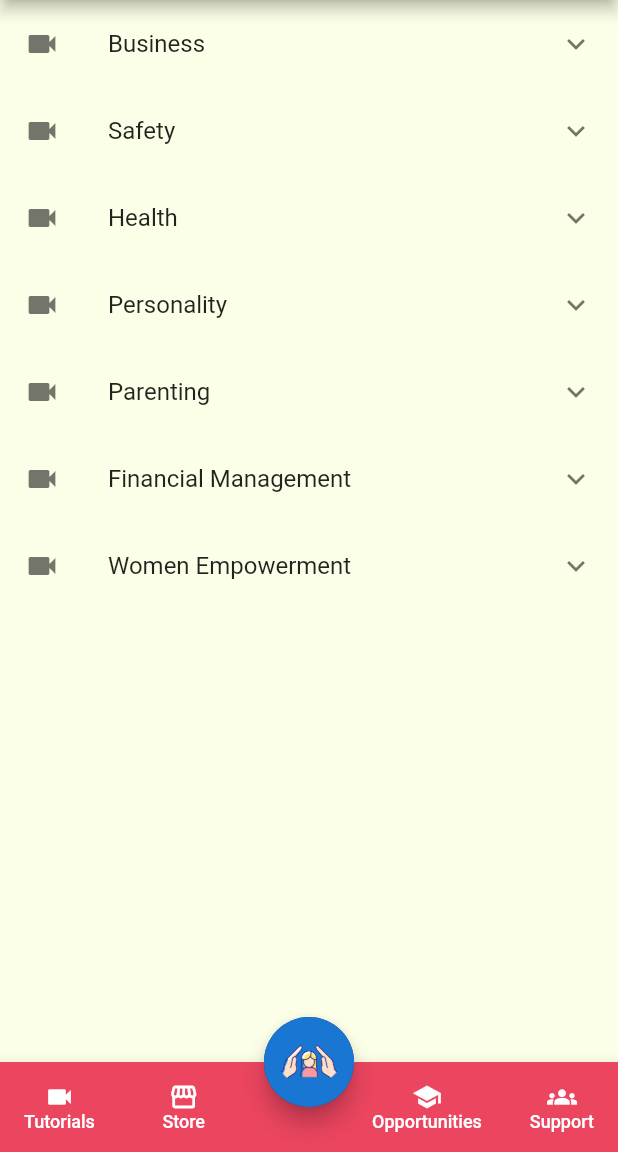
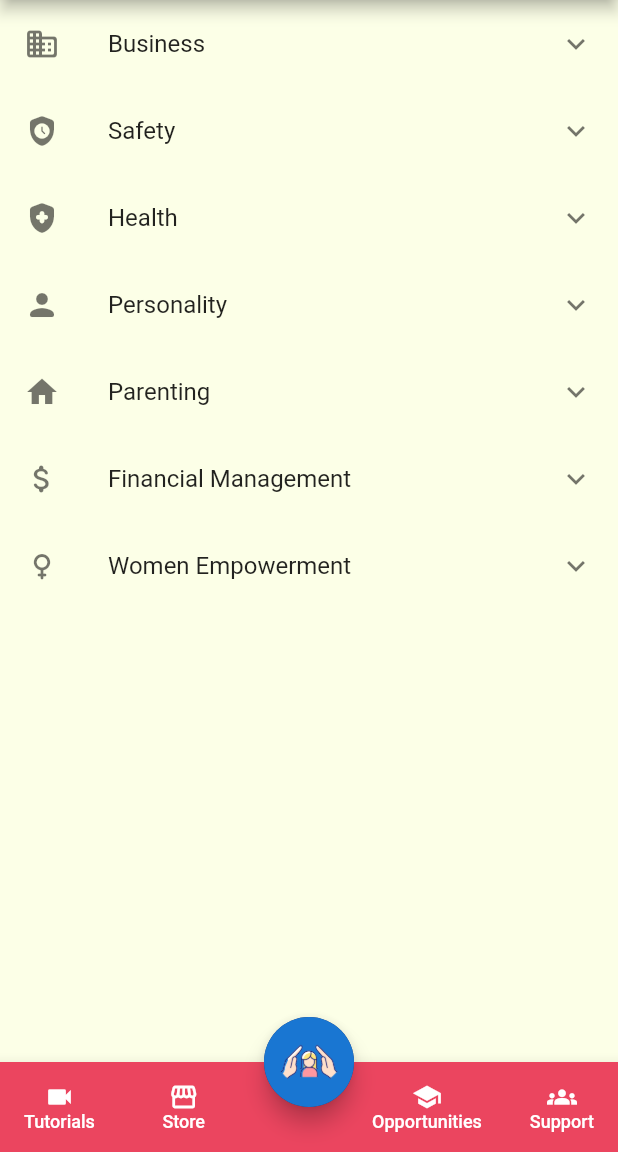
Before and after one commit to gunjan-g/power_she_pre, a Flutter app: the HomeScreen screen opened by its route, in the side drawer, after a tap on "Tutorials", on a phone screen of 412 x 824 dp, the part 84-1236 px from its top. Run offline on Flutter 3.47's test engine with Material 2 defaults, Android fonts, the phone set to English and light mode, and no system bars; our stand-ins replace cloud_firestore, country_code_picker, file_picker, firebase_auth, firebase_core, flip_card and 13 more; missing offline and left inert: fab_circular_menu, flutter_polyline_points, tflite; accounts and stored records are empty.

Commit message:
Added icons

```diff
--- a/lib/components/EndDrawer.dart
+++ b/lib/components/EndDrawer.dart
@@ -1,5 +1,6 @@
 import 'package:flutter/material.dart';
 import 'package:power_she_pre/screens/orders.dart';
+import 'package:power_she_pre/screens/welcome_screen.dart';
 import 'package:sidebarx/sidebarx.dart';
 import 'package:power_she_pre/constants.dart';
 import 'package:power_she_pre/screens/user_profile.dart';
@@ -30,21 +31,23 @@ class EndDrawer extends StatelessWidget {
             itemTextPadding: EdgeInsets.only(left: 20),
           ),
           items: [
-            SidebarXItem(icon: Icons.home, label: 'Profile', onTap: () {
+            SidebarXItem(icon: Icons.account_circle_rounded, label: 'Profile', onTap: () {
               Navigator.pushNamed(context, UserProfile.id);
             }),
             SidebarXItem(
-                icon: Icons.search,
+                icon: Icons.shopping_cart_rounded,
                 label: 'My Orders',
                 onTap: () {
                   Navigator.pushNamed(context, OrderScreen.id);
                 }),
             SidebarXItem(
-                icon: Icons.add_box, label: 'My Products', onTap: () {}),
+                icon: Icons.sell, label: 'My Products', onTap: () {}),
             SidebarXItem(
-                icon: Icons.arrow_back_ios_new_outlined,
+                icon: Icons.logout_rounded ,
                 label: 'Logout',
-                onTap: () {}),
+                onTap: () {
+                  Navigator.pushNamed(context, WelcomeScreen.id);
+                }),
           ],
         );
   }
--- a/lib/screens/home_screen.dart
+++ b/lib/screens/home_screen.dart
@@ -232,7 +232,7 @@ class _HomeScreenState extends State<HomeScreen> {
             children: [
               ExpansionTile(
                   title: Text("Business"),
-                  leading: Icon(Icons.videocam), //add icon
+                  leading: Icon(Icons.business_rounded), //add icon
                   //childrenPadding: EdgeInsets.only(left:10), //children padding
                   children: [
                     SizedBox(
@@ -318,7 +318,7 @@ class _HomeScreenState extends State<HomeScreen> {
                   ]),
               ExpansionTile(
                   title: Text("Safety"),
-                  leading: Icon(Icons.videocam), //add icon
+                  leading: Icon(Icons.safety_check_rounded), //add icon
                   //childrenPadding: EdgeInsets.only(left:10), //children padding
                   children: [
                     SizedBox(
@@ -401,7 +401,7 @@ class _HomeScreenState extends State<HomeScreen> {
                   ]),
               ExpansionTile(
                   title: Text("Health"),
-                  leading: Icon(Icons.videocam), //add icon
+                  leading: Icon(Icons.health_and_safety_rounded ), //add icon
                   //childrenPadding: EdgeInsets.only(left:10), //children padding
                   children: [
                     SizedBox(
@@ -484,7 +484,7 @@ class _HomeScreenState extends State<HomeScreen> {
                   ]),
               ExpansionTile(
                   title: Text("Personality"),
-                  leading: Icon(Icons.videocam), //add icon
+                  leading: Icon(Icons.person_rounded), //add icon
                   //childrenPadding: EdgeInsets.only(left:10), //children padding
                   children: [
                     SizedBox(
@@ -570,7 +570,7 @@ class _HomeScreenState extends State<HomeScreen> {
                   ]),
               ExpansionTile(
                   title: Text("Parenting"),
-                  leading: Icon(Icons.videocam), //add icon
+                  leading: Icon(Icons.home), //add icon
                   //childrenPadding: EdgeInsets.only(left:10), //children padding
                   children: [
                     SizedBox(
@@ -656,7 +656,7 @@ class _HomeScreenState extends State<HomeScreen> {
                   ]),
               ExpansionTile(
                   title: Text("Financial Management"),
-                  leading: Icon(Icons.videocam), //add icon
+                  leading: Icon(Icons.attach_money_rounded), //add icon
                   //childrenPadding: EdgeInsets.only(left:10), //children padding
                   children: [
                     SizedBox(
@@ -742,7 +742,7 @@ class _HomeScreenState extends State<HomeScreen> {
                   ]),
               ExpansionTile(
                   title: Text("Women Empowerment"),
-                  leading: Icon(Icons.videocam), //add icon
+                  leading: Icon(Icons.female_rounded), //add icon
                   //childrenPadding: EdgeInsets.only(left:10), //children padding
                   children: [
                     SizedBox(
```
